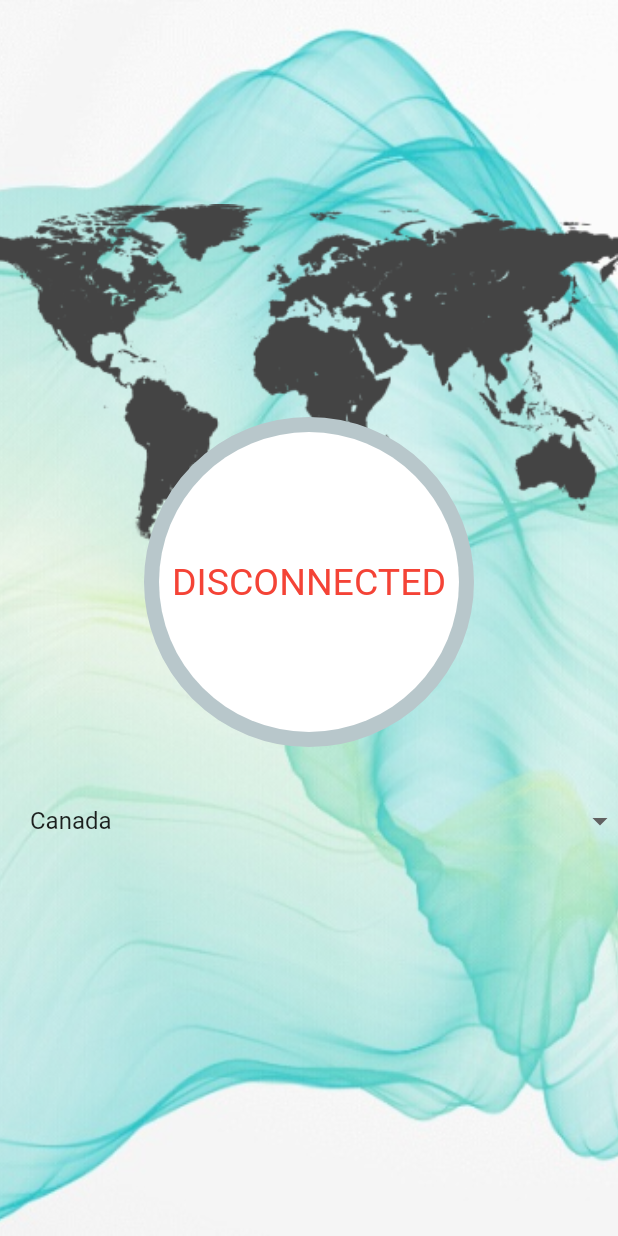
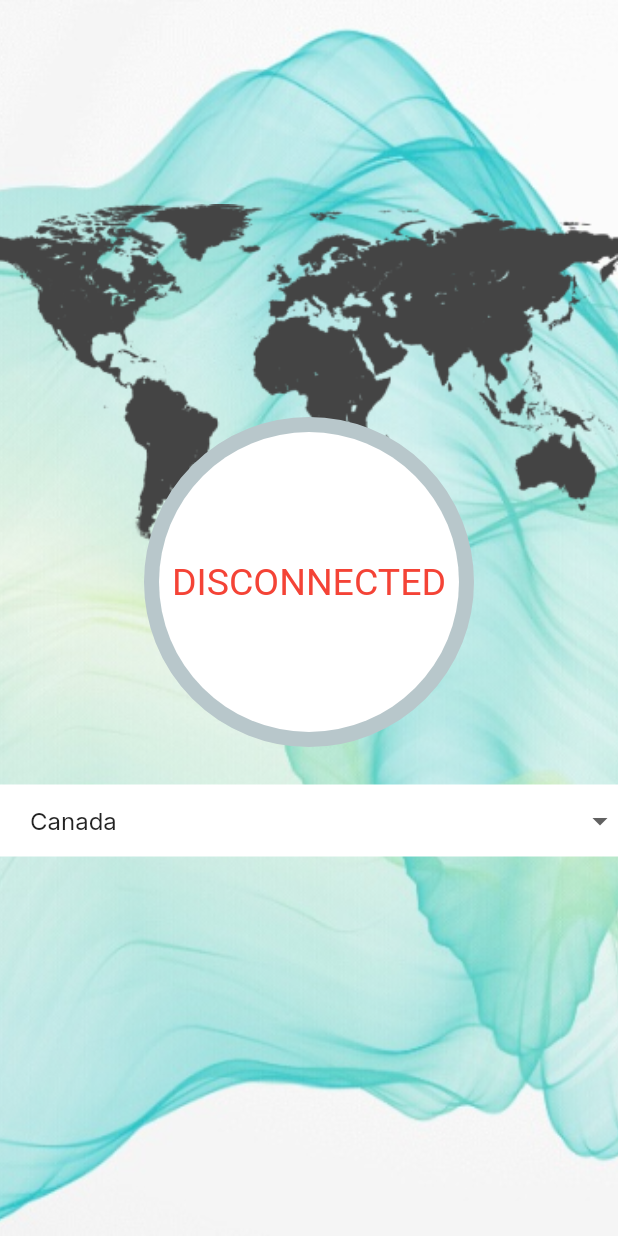
Before and after one commit to hiahmad30/MacSentry, a Flutter app: the screen it shows after launch, on a phone screen of 412 x 824 dp. Run offline on Flutter 3.47's test engine with Material 2 defaults, Android fonts, the phone set to English and light mode, and no system bars; drawn by our look-alikes of percent_indicator; our stand-ins replace firebase_auth, firebase_core, flutter_easyloading, flutter_spinkit, get, google_fonts; missing offline and left inert: flutter_openvpn; accounts and stored records are empty.

Commit message:
text font update

```diff
--- a/lib/Views/MainPage.dart
+++ b/lib/Views/MainPage.dart
@@ -71,7 +71,10 @@ class _MainPageState extends State<MainPage> {
               },
             ),
             Obx(
-              () => DropdownButton<String>(
+              () => Container(
+                color: Colors.white,
+                child: DropdownButton<String>(
+                  dropdownColor: Colors.white,
                   isExpanded: true,
                   underline: Text(""),
                   value: vpnController.selectedContry.value,
@@ -102,6 +105,7 @@ class _MainPageState extends State<MainPage> {
                   },
                   hint: Text('Select Item'),
                 ),
+              ),
             )
           ],
         )),
--- a/lib/constants.dart
+++ b/lib/constants.dart
@@ -6,33 +6,31 @@ class MyResources {
   static Color backgroundColor = Colors.white;
   static Color appBarActionsColor = Colors.white;
 
-  static Color HeadingColor = Colors.orange;
-  static Color coachHeading = Colors.blue;
   static Color sideBarColor = Color(0xfff5f5f5);
   static Color buttonColor = Color(0xffebebeb);
   static Color hintColor = Color(0xffd2d2d2);
   static Color loginBtnColor = Color(0xff5DB075);
   static Color registerBtnColor = Color(0xff30BCED);
 
-  static TextStyle appTextStyle = GoogleFonts.roboto(
+  static TextStyle appTextStyle = TextStyle(
     fontSize: 16,
     color: Colors.white,
   );
 
   static TextStyle appHeadingStylemini =
       GoogleFonts.roboto(fontSize: 20, fontWeight: FontWeight.w500);
-  static TextStyle appHeadingStyle = GoogleFonts.roboto(
+  static TextStyle appHeadingStyle = TextStyle(
       fontSize: 40, fontWeight: FontWeight.w500, color: Colors.black87);
   static TextStyle appsignuploginlink =
       GoogleFonts.roboto(fontSize: 14, color: Color(0xff5DB075));
 
   static TextStyle hintfontStyle =
       GoogleFonts.roboto(fontSize: 16, color: hintColor);
-  static TextStyle textStyleprofile = GoogleFonts.roboto(
+  static TextStyle textStyleprofile = TextStyle(
     fontSize: 14,
     fontWeight: FontWeight.w400,
   );
-  static TextStyle myTextStyle = GoogleFonts.roboto(
+  static TextStyle myTextStyle = TextStyle(
     fontSize: 16,
     fontWeight: FontWeight.bold,
   );
--- a/lib/main.dart
+++ b/lib/main.dart
@@ -22,7 +22,7 @@ class MyApp extends StatelessWidget {
     return GetMaterialApp(
       debugShowCheckedModeBanner: false,
       theme: ThemeData(
-        textTheme: GoogleFonts.aBeeZeeTextTheme(
+        textTheme: GoogleFonts.interTextTheme(
           Theme.of(context).textTheme,
         ),
         primaryColor: Color(0xff30303A),
```
Lines whose indentation alone changed are shown as unchanged.
